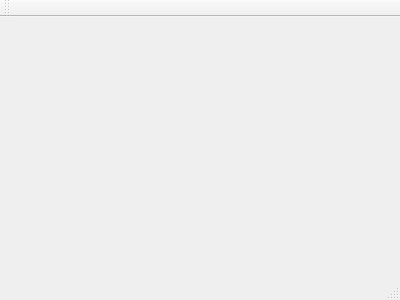
The window that FileSystem1/mainwindow.ui (Lerik/ProjectSISO2) describes before a commit, drawn with Qt 5.
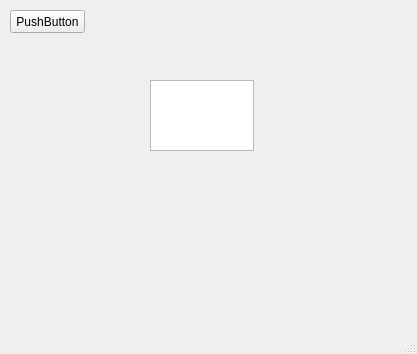
The same window after the commit.

Diff of the .ui file:
```diff
--- a/FileSystem1/mainwindow.ui
+++ b/FileSystem1/mainwindow.ui
@@ -1,24 +1,48 @@
 <ui version="4.0">
  <class>MainWindow</class>
- <widget class="QMainWindow" name="MainWindow" >
-  <property name="geometry" >
+ <widget class="QMainWindow" name="MainWindow">
+  <property name="geometry">
    <rect>
     <x>0</x>
     <y>0</y>
-    <width>400</width>
-    <height>300</height>
+    <width>417</width>
+    <height>354</height>
    </rect>
   </property>
   <property name="windowTitle" >
    <string>MainWindow</string>
   </property>
-  <widget class="QMenuBar" name="menuBar" />
-  <widget class="QToolBar" name="mainToolBar" />
-  <widget class="QWidget" name="centralWidget" />
-  <widget class="QStatusBar" name="statusBar" />
+  <property name="styleSheet">
+   <string notr="true"/>
+  </property>
+  <widget class="QWidget" name="centralWidget">
+   <widget class="QPushButton" name="closeButton">
+    <property name="geometry">
+     <rect>
+      <x>10</x>
+      <y>10</y>
+      <width>75</width>
+      <height>23</height>
+     </rect>
+    </property>
+    <property name="text">
+     <string>PushButton</string>
+    </property>
+   </widget>
+   <widget class="QTextEdit" name="textEdit">
+    <property name="geometry">
+     <rect>
+      <x>150</x>
+      <y>80</y>
+      <width>104</width>
+      <height>71</height>
+     </rect>
+    </property>
+   </widget>
+  </widget>
+  <widget class="QStatusBar" name="statusBar"/>
  </widget>
- <layoutDefault spacing="6" margin="11" />
- <pixmapfunction></pixmapfunction>
+ <layoutdefault spacing="6" margin="11"/>
  <resources/>
  <connections/>
 </ui>
```
Left out of the diff: 3 changed lines with no effect on the pictures.
